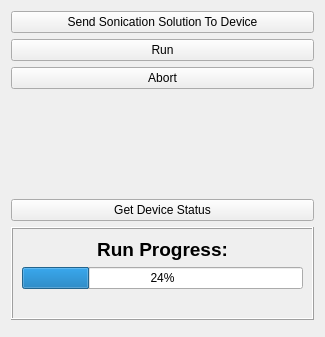
First picture: the form in OpenLIFUSonicationControl/Resources/UI/OpenLIFUSonicationControl.ui, repository OpenwaterHealth/SlicerOpenLIFU, before the edit.
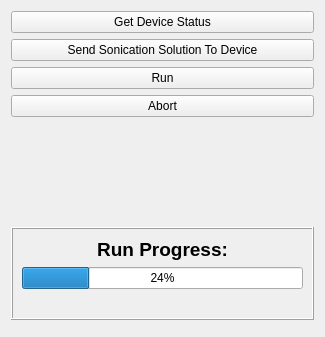
Second picture: the form after the edit. Custom widgets are drawn as their Qt base class.

Commit message: Move device status push button to top of module (#140)

The edit to the form file:
```diff
--- a/OpenLIFUSonicationControl/Resources/UI/OpenLIFUSonicationControl.ui
+++ b/OpenLIFUSonicationControl/Resources/UI/OpenLIFUSonicationControl.ui
@@ -11,6 +11,16 @@
    </rect>
   </property>
   <layout class="QVBoxLayout" name="verticalLayout_2">
+   <item>
+    <widget class="QPushButton" name="manuallyGetDeviceStatusPushButton">
+     <property name="toolTip">
+      <string>This button retrieves the current status of the hardware device and prints the status below.</string>
+     </property>
+     <property name="text">
+      <string>Get Device Status</string>
+     </property>
+    </widget>
+   </item>
    <item>
     <widget class="QPushButton" name="sendSonicationSolutionToDevicePushButton">
      <property name="text">
@@ -76,16 +86,6 @@
      </property>
     </spacer>
    </item>
-   <item>
-    <widget class="QPushButton" name="manuallyGetDeviceStatusPushButton">
-     <property name="toolTip">
-      <string>This button retrieves the current status of the hardware device and prints the status below.</string>
-     </property>
-     <property name="text">
-      <string>Get Device Status</string>
-     </property>
-    </widget>
-   </item>
    <item>
     <widget class="QFrame" name="runStatusFrame">
      <property name="frameShape">
```
